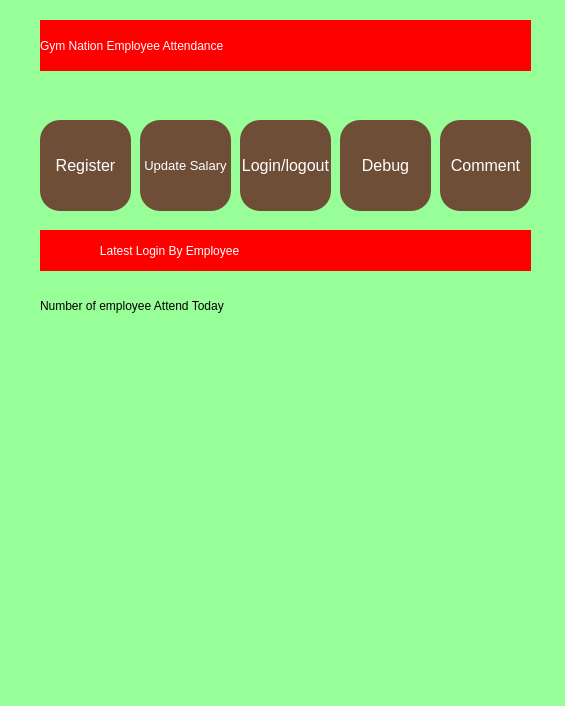
Qt form main.ui (francisganapin/Employee_Login) before a commit.
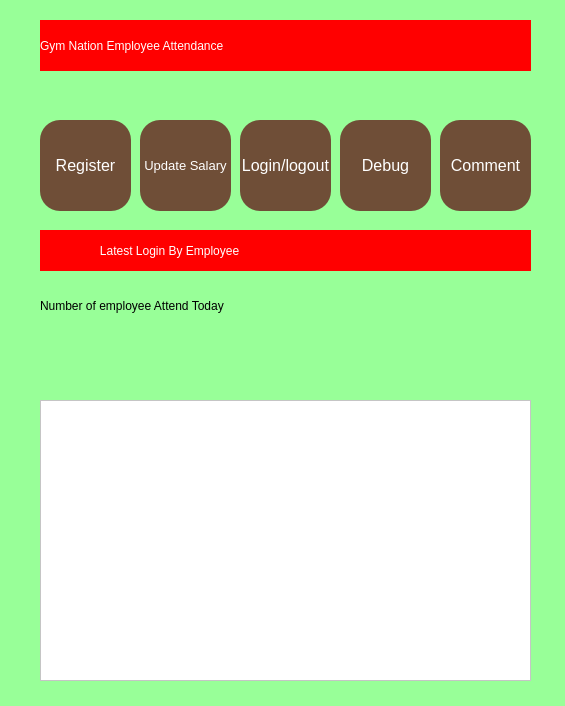
The same form after that commit.

Diff of the .ui file:
```diff
--- a/main.ui
+++ b/main.ui
@@ -175,10 +175,10 @@
     <widget class="QLabel" name="attendance_label">
      <property name="geometry">
       <rect>
-       <x>130</x>
-       <y>340</y>
-       <width>151</width>
-       <height>121</height>
+       <x>380</x>
+       <y>280</y>
+       <width>121</width>
+       <height>101</height>
       </rect>
      </property>
      <property name="styleSheet">
@@ -233,6 +233,19 @@
       <string>Comment</string>
      </property>
     </widget>
+    <widget class="QTableView" name="tableView">
+     <property name="geometry">
+      <rect>
+       <x>40</x>
+       <y>400</y>
+       <width>491</width>
+       <height>281</height>
+      </rect>
+     </property>
+     <property name="styleSheet">
+      <string notr="true">background-color:white;</string>
+     </property>
+    </widget>
    </widget>
    <widget class="QWidget" name="update_salary_page">
     <widget class="QLabel" name="label_43">
```
